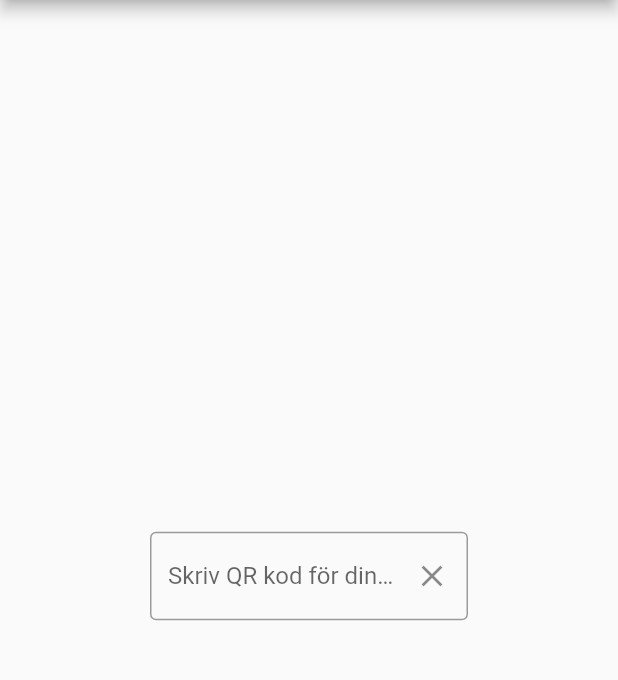
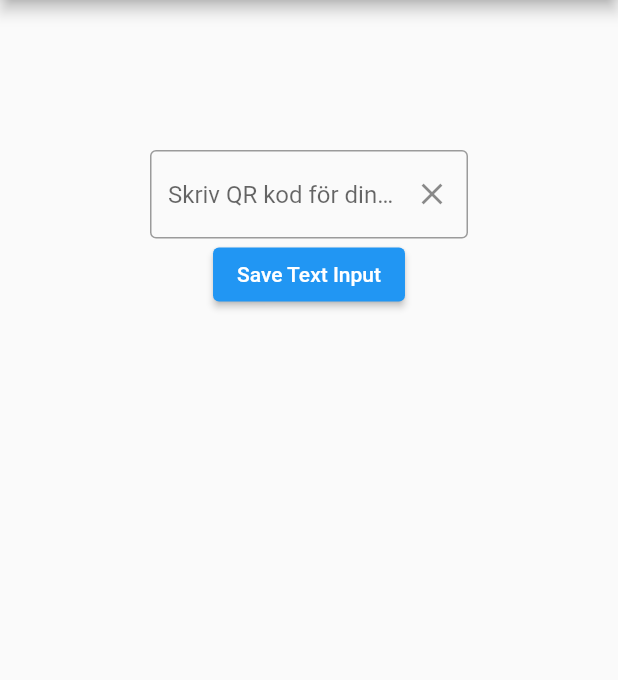
Before and after one commit to cecahn/Cookit, a Flutter app: the screen it shows after launch, on a phone screen of 412 x 824 dp, the part 84-764 px from its top. Run offline on Flutter 3.47's test engine with Material 2 defaults, Android fonts, the phone set to English and light mode, and no system bars; missing offline and left inert: dart:html.

Commit message:
Update homepage.dart
Fixed so that the search bar for QR code stores what you have searched for in a list (eventually only the valid qr will be stored and we will use a SQlite database for storing all the ingredients)

```diff
--- a/app/lib/homepage.dart
+++ b/app/lib/homepage.dart
@@ -11,6 +11,14 @@ class HomePage extends StatefulWidget {
 class _HomePageState extends State<HomePage> {
 
 final _textController = TextEditingController();
+String _textInput = '';
+final List<String> _list = [];
+
+void _addItem(String item) {
+  setState(() {
+    _list.add(item);
+    });
+}
 
   @override
   Widget build(BuildContext context) {
@@ -42,7 +50,27 @@ final _textController = TextEditingController();
                         icon: const Icon(Icons.clear),
                     ),
                     ),
-                )
+                ),
+                ElevatedButton(
+                  onPressed: () {
+                    setState(() {
+                      _textInput = _textController.text;
+                    });
+                    _addItem(_textInput);
+                  },
+                  child: const Text('Save Text Input'),
+                ),
+              Expanded(
+              child: ListView.builder(
+                itemCount: _list.length,
+                itemBuilder: (BuildContext context, int index) {
+                  return ListTile(
+                    title: Text(_list[index]),
+                  );
+                }
+              ),
+              ),
+                //Text('Saved Text Input: $_textInput'),
             ],
         ),
         )
```
